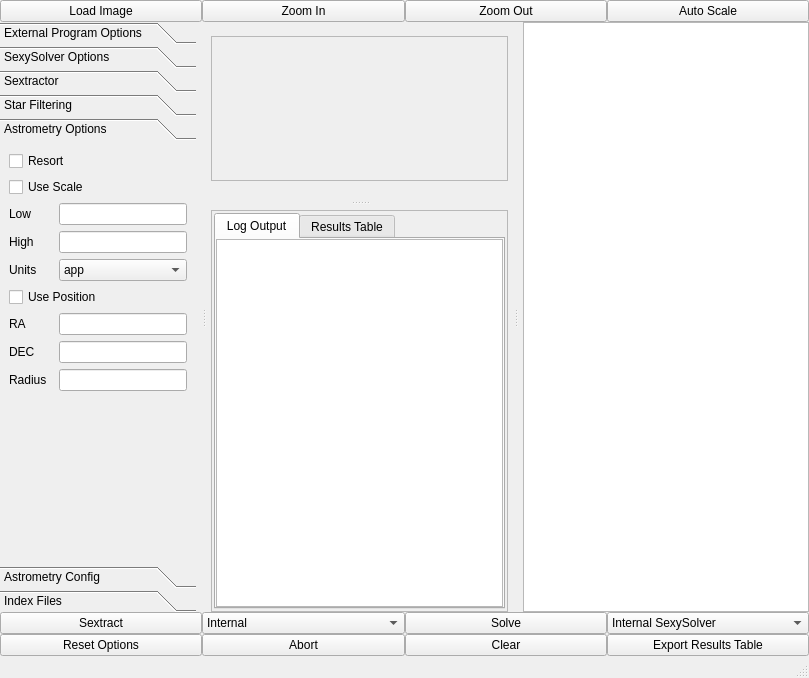
Qt form mainwindow.ui (rlancaste/stellarsolver) before a commit.
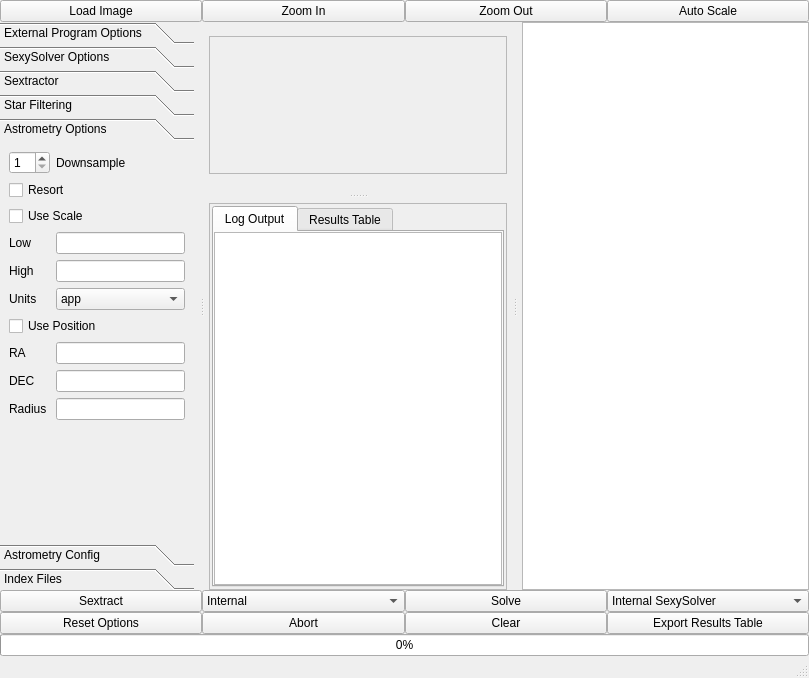
The same form after that commit. The open tabs and pages were chosen to show the change. Custom widgets are drawn as their Qt base class.

Commit message: Great simplification in options to make it easier to make changes, removing log filename option to allow multiple log files with the same name base as the other temp files, starting to support downsample

Patch:
```diff
--- a/mainwindow.ui
+++ b/mainwindow.ui
@@ -829,62 +829,87 @@
          <rect>
           <x>0</x>
           <y>0</y>
-          <width>271</width>
-          <height>334</height>
+          <width>225</width>
+          <height>347</height>
          </rect>
         </property>
         <attribute name="label">
          <string>Astrometry Options</string>
         </attribute>
         <layout class="QGridLayout" name="gridLayout_12">
-         <item row="8" column="0">
+         <item row="8" column="1">
+          <widget class="QLineEdit" name="scale_high"/>
+         </item>
+         <item row="10" column="0">
           <widget class="QLabel" name="label_6">
            <property name="text">
             <string>Units</string>
            </property>
           </widget>
          </item>
-         <item row="11" column="2">
-          <widget class="QLineEdit" name="dec"/>
+         <item row="10" column="1">
+          <widget class="QComboBox" name="units">
+           <item>
+            <property name="text">
+             <string>app</string>
+            </property>
+           </item>
+           <item>
+            <property name="text">
+             <string>aw</string>
+            </property>
+           </item>
+          </widget>
          </item>
-         <item row="12" column="2">
+         <item row="4" column="0" colspan="2">
+          <widget class="QCheckBox" name="resort">
+           <property name="text">
+            <string>Resort</string>
+           </property>
+          </widget>
+         </item>
+         <item row="6" column="0" colspan="2">
+          <widget class="QCheckBox" name="use_scale">
+           <property name="text">
+            <string>Use Scale</string>
+           </property>
+          </widget>
+         </item>
+         <item row="14" column="1">
           <widget class="QLineEdit" name="radius"/>
          </item>
-         <item row="6" column="2">
-          <widget class="QLineEdit" name="scale_high"/>
-         </item>
-         <item row="10" column="0">
-          <widget class="QLabel" name="label_7">
-           <property name="text">
-            <string>RA</string>
-           </property>
-          </widget>
-         </item>
-         <item row="5" column="2">
-          <widget class="QLineEdit" name="scale_low"/>
-         </item>
-         <item row="12" column="0">
-          <widget class="QLabel" name="label_9">
-           <property name="text">
-            <string>Radius</string>
-           </property>
-          </widget>
-         </item>
-         <item row="11" column="0">
+         <item row="13" column="0">
           <widget class="QLabel" name="label_8">
            <property name="text">
             <string>DEC</string>
            </property>
           </widget>
          </item>
-         <item row="5" column="0">
+         <item row="14" column="0">
+          <widget class="QLabel" name="label_9">
+           <property name="text">
+            <string>Radius</string>
+           </property>
+          </widget>
+         </item>
+         <item row="7" column="0">
           <widget class="QLabel" name="label_4">
            <property name="text">
             <string>Low</string>
            </property>
           </widget>
          </item>
-         <item row="13" column="2">
+         <item row="11" column="0" colspan="2">
+          <widget class="QCheckBox" name="use_position">
+           <property name="text">
+            <string>Use Position</string>
+           </property>
+          </widget>
+         </item>
+         <item row="12" column="1">
+          <widget class="QLineEdit" name="ra"/>
+         </item>
+         <item row="15" column="1">
           <spacer name="verticalSpacer_5">
            <property name="orientation">
             <enum>Qt::Vertical</enum>
@@ -897,48 +922,44 @@
            </property>
           </spacer>
          </item>
-         <item row="8" column="2">
-          <widget class="QComboBox" name="units">
-           <item>
-            <property name="text">
-             <string>app</string>
-            </property>
-           </item>
-           <item>
-            <property name="text">
-             <string>aw</string>
-            </property>
-           </item>
+         <item row="7" column="1">
+          <widget class="QLineEdit" name="scale_low">
+           <property name="text">
+            <string/>
+           </property>
           </widget>
          </item>
-         <item row="6" column="0">
+         <item row="13" column="1">
+          <widget class="QLineEdit" name="dec"/>
+         </item>
+         <item row="8" column="0">
           <widget class="QLabel" name="label_5">
            <property name="text">
             <string>High</string>
            </property>
           </widget>
          </item>
-         <item row="10" column="2">
-          <widget class="QLineEdit" name="ra"/>
-         </item>
-         <item row="9" column="0" colspan="3">
-          <widget class="QCheckBox" name="use_position">
+         <item row="12" column="0">
+          <widget class="QLabel" name="label_7">
            <property name="text">
-            <string>Use Position</string>
+            <string>RA</string>
            </property>
           </widget>
          </item>
-         <item row="4" column="0" colspan="3">
-          <widget class="QCheckBox" name="use_scale">
+         <item row="2" column="1">
+          <widget class="QLabel" name="label_16">
            <property name="text">
-            <string>Use Scale</string>
+            <string>Downsample</string>
            </property>
           </widget>
          </item>
-         <item row="2" column="0" colspan="3">
-          <widget class="QCheckBox" name="resort">
-           <property name="text">
-            <string>Resort</string>
+         <item row="2" column="0">
+          <widget class="QSpinBox" name="downsample">
+           <property name="minimum">
+            <number>1</number>
+           </property>
+           <property name="maximum">
+            <number>10</number>
            </property>
           </widget>
          </item>
@@ -1269,6 +1290,9 @@
            <property name="text">
             <string/>
            </property>
+           <property name="wordWrap">
+            <bool>true</bool>
+           </property>
           </widget>
          </item>
          <item>
@@ -1284,8 +1308,8 @@
              <rect>
               <x>0</x>
               <y>0</y>
-              <width>256</width>
-              <height>126</height>
+              <width>279</width>
+              <height>125</height>
              </rect>
             </property>
             <layout class="QGridLayout" name="gridLayout_2">
@@ -1329,6 +1353,9 @@
            <property name="text">
             <string/>
            </property>
+           <property name="wordWrap">
+            <bool>true</bool>
+           </property>
           </widget>
          </item>
         </layout>
@@ -1342,7 +1369,7 @@
           <rect>
            <x>0</x>
            <y>0</y>
-           <width>258</width>
+           <width>281</width>
            <height>337</height>
           </rect>
          </property>
@@ -1545,6 +1572,16 @@
       </item>
      </layout>
     </item>
+    <item>
+     <widget class="QProgressBar" name="progressBar">
+      <property name="maximum">
+       <number>10</number>
+      </property>
+      <property name="value">
+       <number>0</number>
+      </property>
+     </widget>
+    </item>
    </layout>
   </widget>
   <widget class="QStatusBar" name="statusbar">
```
Left out of the diff: 270 changed lines with no effect on the pictures. The commit also changes 6 other files.
